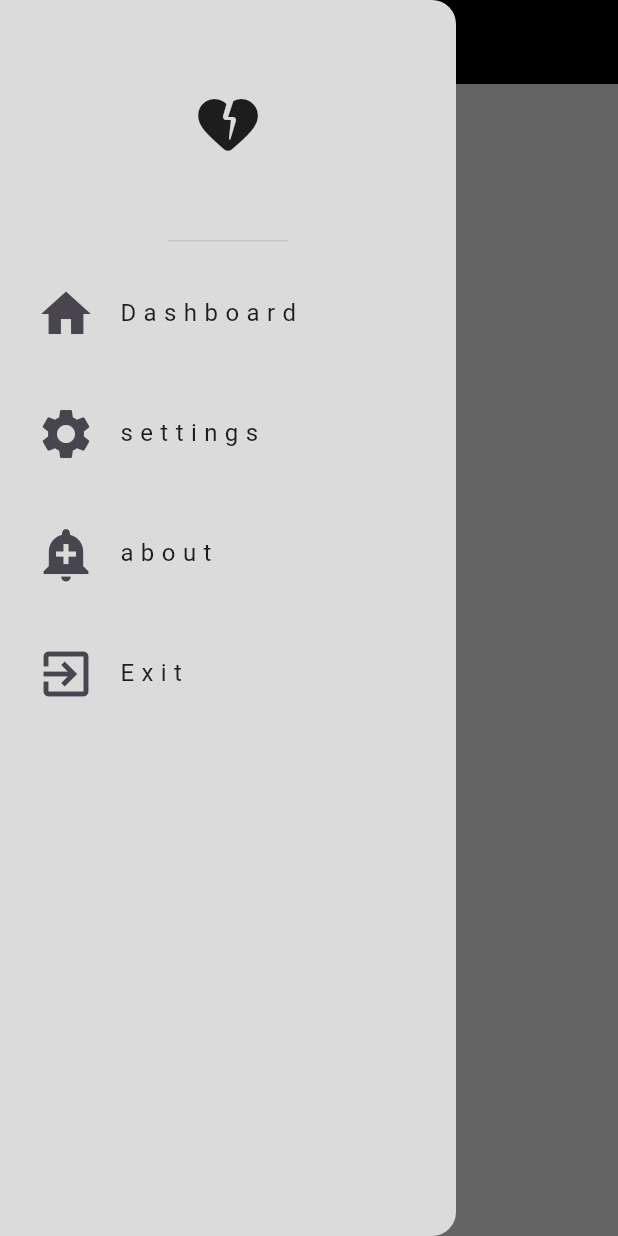
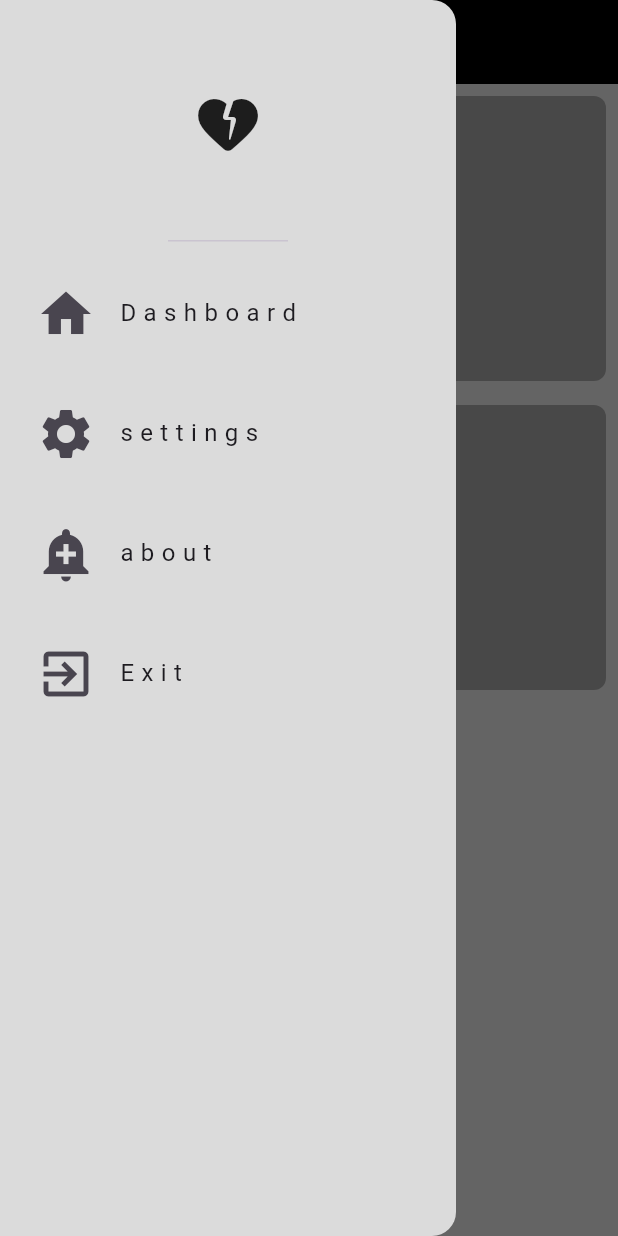
Before and after one commit to HalimWagih66/responsive_app, a Flutter app: the screen it shows after launch, after a tap on the "menu" icon, on a phone screen of 412 x 824 dp. Run offline on Flutter 3.47's test engine with Material 3 defaults, Android fonts, the phone set to English and light mode, and no system bars.

Commit message:
add sliver gird list

```diff
--- a/lib/screens/screens/home_page.dart
+++ b/lib/screens/screens/home_page.dart
@@ -1,5 +1,6 @@
 
 import 'package:flutter/material.dart';
+import 'package:respoonsize_1/screens/widget/HomePageViewBody.dart';
 import 'package:respoonsize_1/screens/widget/custom_drawer.dart';
 
 class HomePage extends StatefulWidget {
@@ -29,11 +30,7 @@ class _HomePageState extends State<HomePage> {
           title: const Text("Responsive",style: TextStyle(color: Colors.white),),
           centerTitle: true,
         ),
-        body: CustomScrollView(
-          slivers: [
-
-          ],
-        )
+        body: const HomePageViewBody()
     );
   }
 }
--- /dev/null
+++ b/lib/screens/widget/HomePageViewBody.dart
@@ -0,0 +1,18 @@
+import 'package:flutter/material.dart';
+import 'package:respoonsize_1/screens/widget/sliver_grid_items.dart';
+
+class HomePageViewBody extends StatelessWidget {
+  const HomePageViewBody({super.key});
+
+  @override
+  Widget build(BuildContext context) {
+    return const Padding(
+      padding: EdgeInsets.all(8.0),
+      child: CustomScrollView(
+        slivers: [
+          SliverGridItems(),
+        ],
+      ),
+    );
+  }
+}
--- /dev/null
+++ b/lib/screens/widget/sliver_gird_item.dart
@@ -0,0 +1,13 @@
+import 'package:flutter/material.dart';
+
+class SliverGirdItem extends StatelessWidget {
+  const SliverGirdItem({super.key});
+
+  @override
+  Widget build(BuildContext context) {
+    return Container(
+      decoration: BoxDecoration(
+          color: Colors.grey, borderRadius: BorderRadius.circular(8)),
+    );
+  }
+}
--- /dev/null
+++ b/lib/screens/widget/sliver_grid_items.dart
@@ -0,0 +1,16 @@
+import 'package:flutter/material.dart';
+import 'package:respoonsize_1/screens/widget/sliver_gird_item.dart';
+
+class SliverGridItems extends StatelessWidget {
+  const SliverGridItems({super.key});
+
+  @override
+  Widget build(BuildContext context) {
+    return SliverGrid.builder(
+      gridDelegate: const SliverGridDelegateWithFixedCrossAxisCount(
+          crossAxisCount: 2 ,crossAxisSpacing: 16 , mainAxisSpacing: 16),
+      itemCount: 4,
+      itemBuilder: (context, int index) => const SliverGirdItem()
+    );
+  }
+}
```
